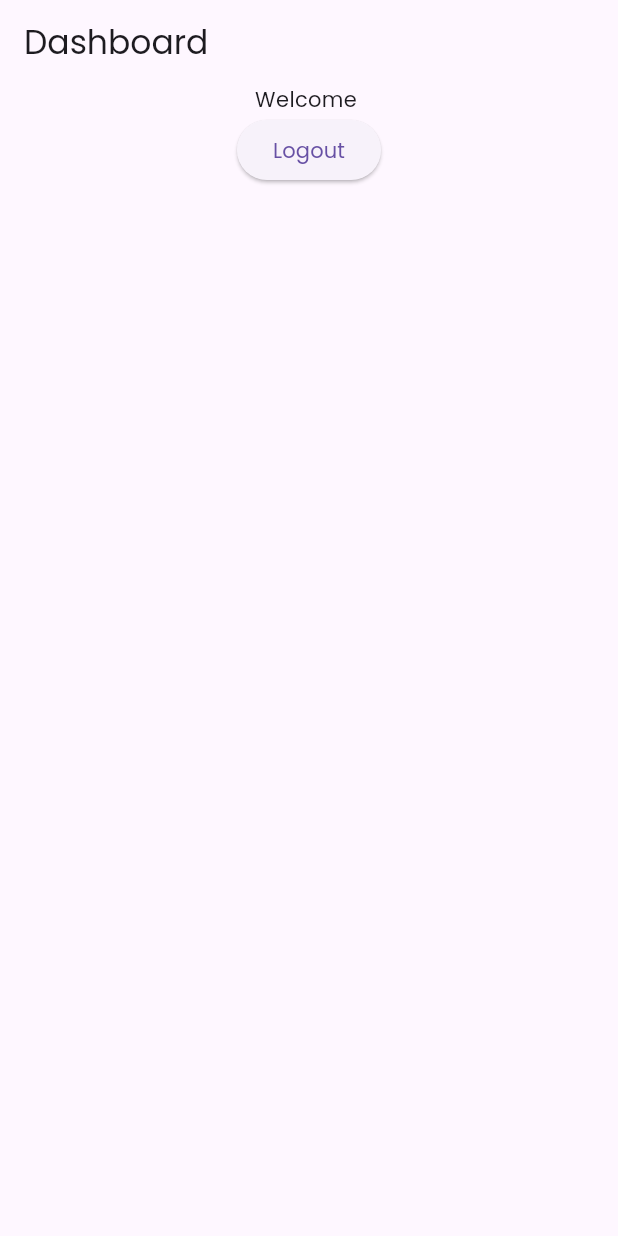
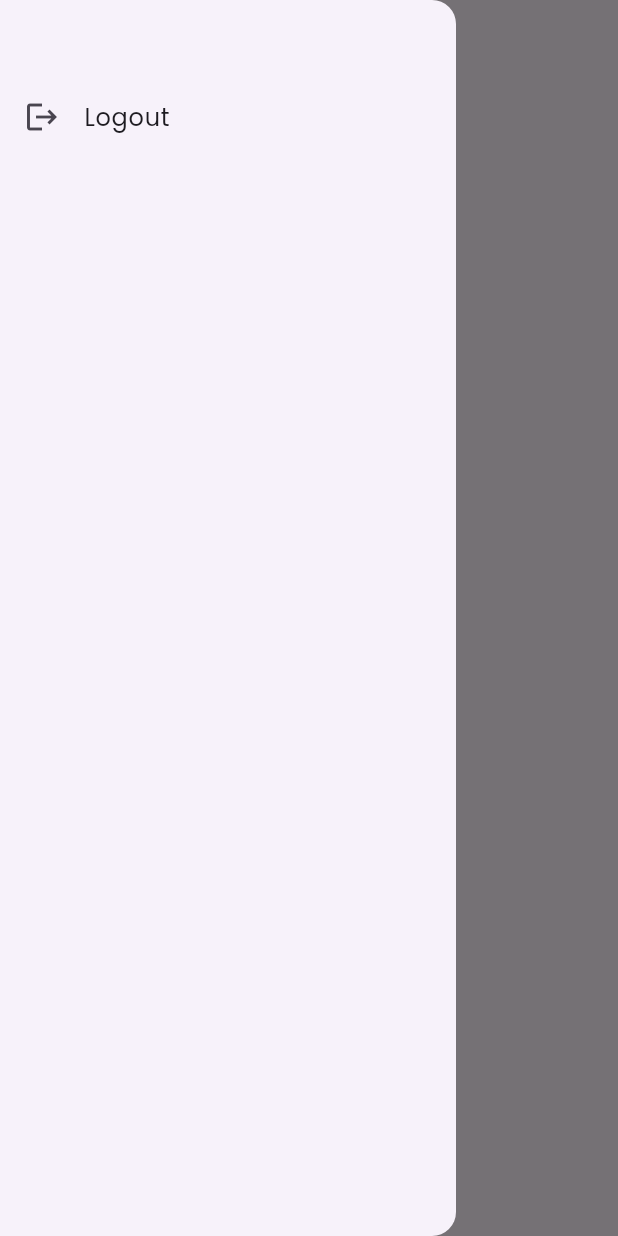
Before and after one commit to Yasitha-Bhanuka/GlobalChat-Flutter-App, a Flutter app: the DashboardScreen screen opened directly, with the side drawer open (before the commit the screen has no drawer), on a phone screen of 412 x 824 dp. Run offline on Flutter 3.47's test engine with Material 3 defaults, Android fonts, the phone set to English and light mode, and no system bars; our stand-ins replace cloud_firestore, firebase_auth, firebase_core; accounts and stored records are empty.

Commit message:
Create the drawer on the dashboard screen and make the logout button top of the drawer. with leading logout icon

```diff
--- a/lib/screens/dashboard_screen.dart
+++ b/lib/screens/dashboard_screen.dart
@@ -15,22 +15,33 @@ class _DashboardScreenState extends State<DashboardScreen> {
   @override
   Widget build(BuildContext context) {
     return Scaffold(
-      appBar: AppBar(
-        title: Text("Dashboard"),
-      ),
-      body: Center(
-        child: Column(
-          children: [
-            Text("Welcome ${(user?.email ?? "").toString()}"),
-            ElevatedButton(
-                onPressed: () async {
+      appBar: AppBar(title: Text("Global Chat")),
+      drawer: Drawer(
+        child: Container(
+          child: Column(
+            children: [
+              SizedBox(
+                height: 50,
+              ),
+              ListTile(
+                onTap: () async {
                   await FirebaseAuth.instance.signOut(); // logout
                   Navigator.pushAndRemoveUntil(context,
                       MaterialPageRoute(builder: (context) {
                     return SplashScreen();
                   }), (route) => false);
                 },
-                child: Text("Logout"))
+                leading: Icon(Icons.logout),
+                title: Text("Logout"),
+              )
+            ],
+          ),
+        ),
+      ),
+      body: Center(
+        child: Column(
+          children: [
+            Text("Welcome ${(user?.email ?? "").toString()}"),
           ],
         ),
       ),
```
